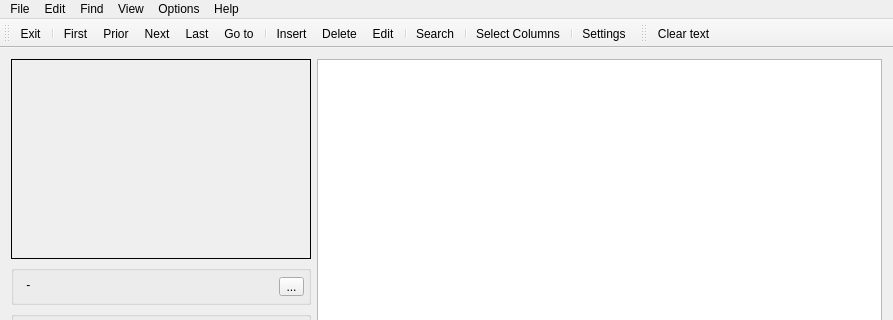
This is Forms/CMain.ui in skynowa/xxxdb as Qt 5 draws it before an edit; both pictures show x 0 to 893 and y 0 to 320 of the 893 by 578 pixel window. The edited form follows.
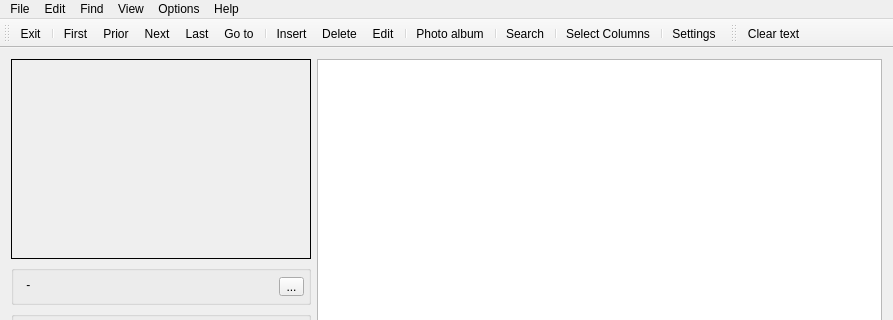
This is the edited form. Icons and pictures are not drawn.

What changed in the file:
```diff
--- a/Forms/CMain.ui
+++ b/Forms/CMain.ui
@@ -224,6 +224,8 @@
    <addaction name="actEdit_Delete"/>
    <addaction name="actEdit_Edit"/>
    <addaction name="separator"/>
+   <addaction name="actEdit_PhotoAlbum"/>
+   <addaction name="separator"/>
    <addaction name="actFind_Search"/>
    <addaction name="separator"/>
    <addaction name="actView_Columns"/>
@@ -452,6 +454,18 @@
     <string>Russian</string>
    </property>
   </action>
+  <action name="actEdit_PhotoAlbum">
+   <property name="icon">
+    <iconset resource="../Resources/App.qrc">
+     <normaloff>:/Menu/Menu/PhotoAlbum.png</normaloff>:/Menu/Menu/PhotoAlbum.png</iconset>
+   </property>
+   <property name="text">
+    <string>Photo album...</string>
+   </property>
+   <property name="toolTip">
+    <string>Photo album...</string>
+   </property>
+  </action>
  </widget>
  <layoutdefault spacing="6" margin="11"/>
  <resources>
```
Left out of the diff: 2 changed lines with no effect on the pictures.
